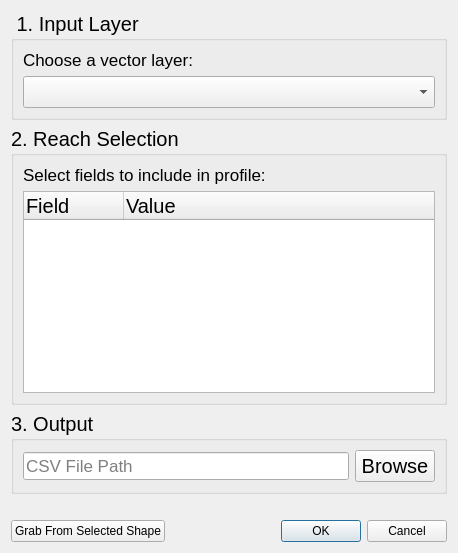
Above: networkprofiler_dialog_base.ui from Riverscapes/NetworkProfiler before the change. Below: the same form after it.
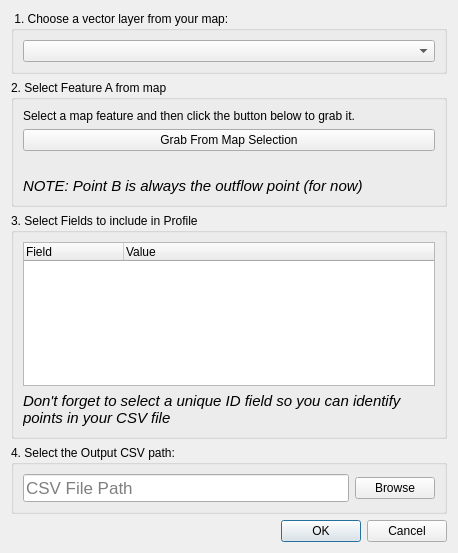
That is the form after the change.

What changed in the file:
```diff
--- a/networkprofiler_dialog_base.ui
+++ b/networkprofiler_dialog_base.ui
@@ -16,56 +16,68 @@
   <layout class="QVBoxLayout" name="verticalLayout">
    <item>
     <widget class="QGroupBox" name="groupBox_3">
-     <property name="font">
-      <font>
-       <pointsize>15</pointsize>
-      </font>
-     </property>
      <property name="title">
-      <string> 1. Input Layer</string>
+      <string> 1. Choose a vector layer from your map:</string>
      </property>
      <layout class="QVBoxLayout" name="verticalLayout_5">
-      <item>
-       <widget class="QLabel" name="label_2">
-        <property name="font">
-         <font>
-          <pointsize>13</pointsize>
-         </font>
-        </property>
-        <property name="text">
-         <string>Choose a vector layer:</string>
-        </property>
-       </widget>
-      </item>
       <item>
        <widget class="QComboBox" name="ctlLayer"/>
       </item>
      </layout>
     </widget>
    </item>
+   <item>
+    <widget class="QGroupBox" name="groupBox_4">
+     <property name="title">
+      <string>2. Select Feature A from map</string>
+     </property>
+     <layout class="QVBoxLayout" name="verticalLayout_2">
+      <item>
+       <widget class="QLabel" name="label">
+        <property name="text">
+         <string>Select a map feature and then click the button below to grab it.</string>
+        </property>
+       </widget>
+      </item>
+      <item>
+       <widget class="QPushButton" name="cmdGetReachFromMap">
+        <property name="text">
+         <string>Grab From Map Selection</string>
+        </property>
+       </widget>
+      </item>
+      <item>
+       <widget class="QLabel" name="lblWarning">
+        <property name="text">
+         <string/>
+        </property>
+        <property name="wordWrap">
+         <bool>true</bool>
+        </property>
+       </widget>
+      </item>
+      <item>
+       <widget class="QLabel" name="label_3">
+        <property name="font">
+         <font>
+          <pointsize>11</pointsize>
+          <italic>true</italic>
+         </font>
+        </property>
+        <property name="text">
+         <string>NOTE: Point B is always the outflow point (for now)</string>
+        </property>
+       </widget>
+      </item>
+     </layout>
+    </widget>
+   </item>
    <item>
     <widget class="QGroupBox" name="groupBox_2">
-     <property name="font">
-      <font>
-       <pointsize>15</pointsize>
-      </font>
-     </property>
      <property name="title">
-      <string>2. Reach Selection</string>
+      <string>3. Select Fields to include in Profile</string>
      </property>
      <layout class="QVBoxLayout" name="verticalLayout_4">
-      <item>
-       <widget class="QLabel" name="lblFields">
-        <property name="font">
-         <font>
-          <pointsize>13</pointsize>
-         </font>
-        </property>
-        <property name="text">
-         <string>Select fields to include in profile:</string>
-        </property>
-       </widget>
-      </item>
       <item>
        <widget class="QTreeWidget" name="treeFields">
         <property name="horizontalScrollBarPolicy">
@@ -98,18 +110,29 @@
         </column>
        </widget>
       </item>
+      <item>
+       <widget class="QLabel" name="label_2">
+        <property name="font">
+         <font>
+          <pointsize>11</pointsize>
+          <italic>true</italic>
+         </font>
+        </property>
+        <property name="text">
+         <string>Don't forget to select a unique ID field so you can identify points in your CSV file</string>
+        </property>
+        <property name="wordWrap">
+         <bool>true</bool>
+        </property>
+       </widget>
+      </item>
      </layout>
     </widget>
    </item>
    <item>
     <widget class="QGroupBox" name="groupBox">
-     <property name="font">
-      <font>
-       <pointsize>15</pointsize>
-      </font>
-     </property>
      <property name="title">
-      <string>3. Output</string>
+      <string>4. Select the Output CSV path:</string>
      </property>
      <property name="alignment">
       <set>Qt::AlignLeading|Qt::AlignLeft|Qt::AlignTop</set>
@@ -141,22 +164,8 @@
      </layout>
     </widget>
    </item>
-   <item>
-    <widget class="QLabel" name="lblWarning">
-     <property name="text">
-      <string/>
-     </property>
-    </widget>
-   </item>
    <item>
     <layout class="QHBoxLayout" name="horizontalLayout_5">
-     <item>
-      <widget class="QPushButton" name="cmdGetReachFromMap">
-       <property name="text">
-        <string>Grab From Selected Shape</string>
-       </property>
-      </widget>
-     </item>
      <item>
       <widget class="QDialogButtonBox" name="cmdButtons">
        <property name="orientation">
```
Left out of the diff: 2 changed lines with no effect on the pictures.
